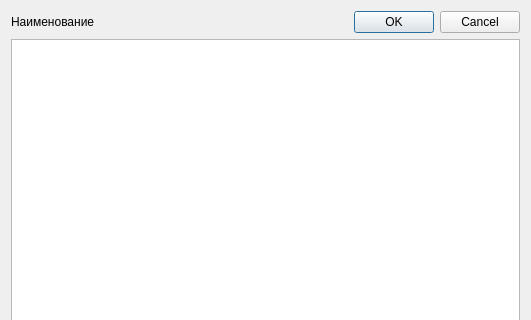
First picture: the form in ui_files/add_task_dialog.ui, repository Yudin-num2/EVP_QT6, before the edit; both pictures show x 0 to 531 and y 0 to 320 of the 531 by 542 pixel window.
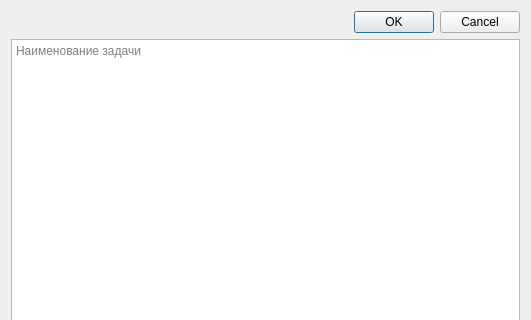
Second picture: the form after the edit. Icons and pictures are not drawn.

Commit message: complete add_task

The edit to the form file:
```diff
--- a/ui_files/add_task_dialog.ui
+++ b/ui_files/add_task_dialog.ui
@@ -45,12 +45,9 @@
     </widget>
    </item>
    <item row="1" column="0" colspan="3">
-    <widget class="QPlainTextEdit" name="text_task"/>
-   </item>
-   <item row="0" column="0">
-    <widget class="QLabel" name="name_of_task">
-     <property name="text">
-      <string>Наименование</string>
+    <widget class="QPlainTextEdit" name="text_task">
+     <property name="placeholderText">
+      <string>Наименование задачи</string>
      </property>
     </widget>
    </item>
```
The commit also changes 10 other files.
